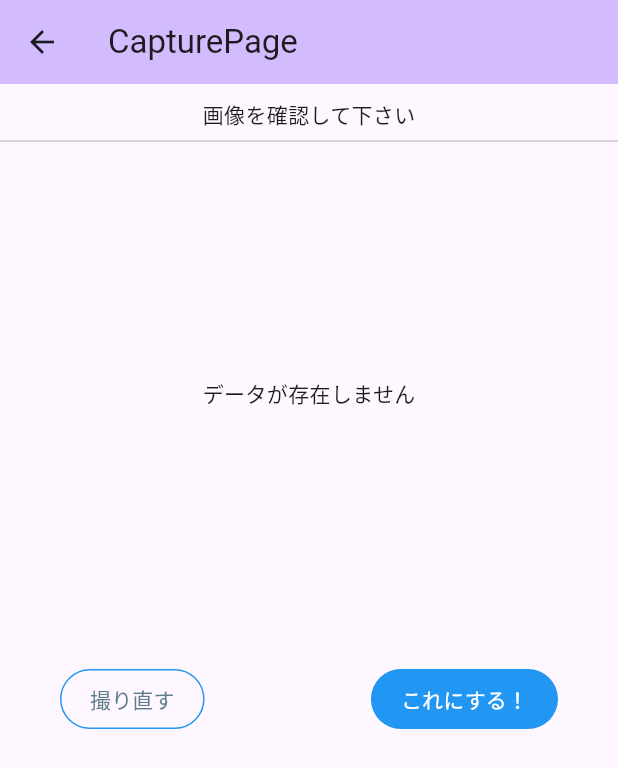
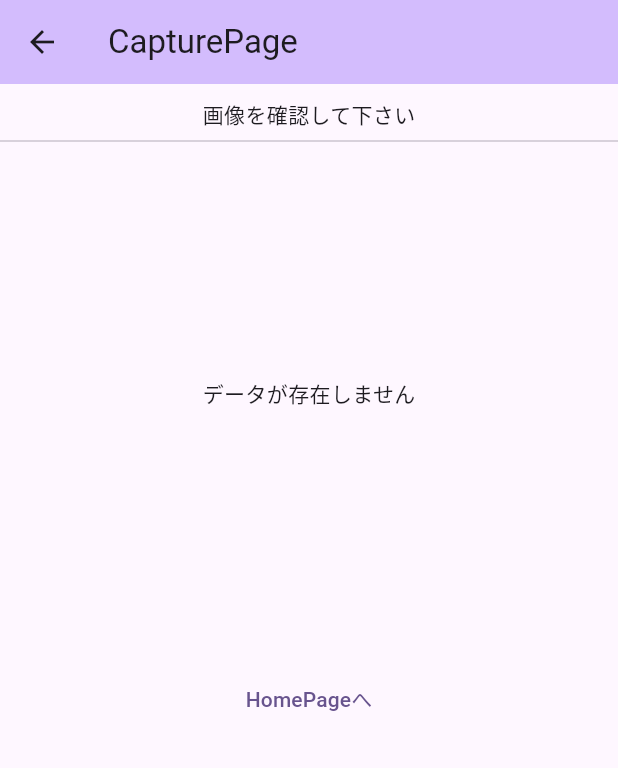
Before and after one commit to OtaTeruya/app_d, a Flutter app: the CaptureResult screen opened directly with empty values, on a phone screen of 412 x 824 dp. Shown: the top 768 px of the screen. Run offline on Flutter 3.47's test engine with Material 3 defaults, Android fonts, the phone set to English and light mode, and no system bars; our stand-ins replace camera, gap, go_router, shared_preferences, sqflite, table_calendar; accounts and stored records are empty.

Commit message:
"今だけ"を修正

```diff
--- a/lib/capturePage/view/capture_result.dart
+++ b/lib/capturePage/view/capture_result.dart
@@ -56,8 +56,8 @@ class _CaptureResultState extends State<CaptureResult> {
                         ), // ファイルが存在しない場合
               ),
               Gap(20),
-              fileExists !=
-                      null //後で修正
+              fileExists ==
+                      true
                   ? Padding(
                     padding: const EdgeInsets.symmetric(horizontal: 40),
                     child: Row(
--- a/lib/homePage/view/home_page_ui.dart
+++ b/lib/homePage/view/home_page_ui.dart
@@ -34,12 +34,6 @@ class HomePageUIState extends State<HomePageUI> {
               onPressed: () => widget.callback.moveToCharacterPage(context),
               child: Text('CharacterPageへ'),
             ),
-            TextButton(
-              //今だけ
-              onPressed:
-                  () => context.go('/capturePage/captureResult?imgPath="hoge'),
-              child: Text('撮影結果へ'),
-            ),
           ],
         ),
       ),
```
